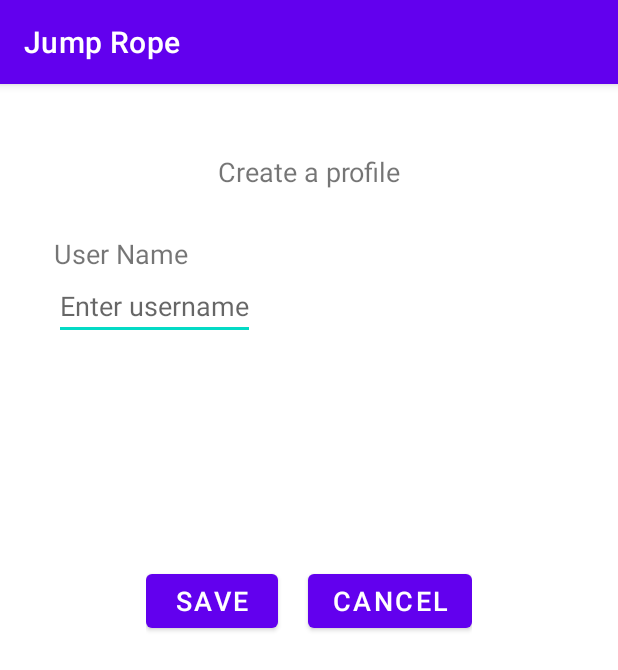
After one commit to faberc/ece-540_wi21_fnl-project, an Android app: the ProfileActivity screen opened directly, with no data from a screen before it, on a phone screen of 412 x 824 dp. The commit adds this screen. Shown: the top 670 px of the screen. Run offline under Robolectric (Android 15) with nearby library versions, the phone set to English and light mode, and no system bars.

Commit message:
Added basic profile activity and starting bluetooth

```diff
--- a/software/AndroidApp/app/build.gradle
+++ b/software/AndroidApp/app/build.gradle
@@ -8,7 +8,7 @@ android {
 
     defaultConfig {
         applicationId "ece558.bthornhill.edu.jumprope"
-        minSdkVersion 19
+        minSdkVersion 21
         targetSdkVersion 30
         versionCode 1
         versionName "1.0"
--- /dev/null
+++ b/software/AndroidApp/app/src/main/java/ece558/bthornhill/edu/jumprope/ProfileActivity.java
@@ -0,0 +1,48 @@
+package ece558.bthornhill.edu.jumprope;
+
+import androidx.appcompat.app.AppCompatActivity;
+
+import android.bluetooth.BluetoothAdapter;
+import android.os.Bundle;
+import android.view.View;
+import android.widget.Button;
+import android.widget.EditText;
+import android.widget.Toast;
+
+public class ProfileActivity extends AppCompatActivity {
+    private static final String TAG = "ProfileActivity";
+
+    private EditText mUserName;
+    private Button mSave;
+    private Button mCancel;
+
+
+    @Override
+    protected void onCreate(Bundle savedInstanceState) {
+        super.onCreate(savedInstanceState);
+        setContentView(R.layout.activity_profile);
+
+        mSave = (Button) findViewById(R.id.button_save);
+        mSave.setOnClickListener(ButtonListener);
+        mCancel = (Button) findViewById(R.id.button_cancel);
+        mCancel.setOnClickListener(ButtonListener);
+
+    }
+
+    View.OnClickListener ButtonListener = new View.OnClickListener() {
+        @Override
+        public void onClick(View v) {
+
+            switch (v.getId()){
+                case R.id.button_save:
+                    // Do saving activity here
+                    Toast.makeText(getApplicationContext(), "Profile saved.", Toast.LENGTH_SHORT).show();
+                    break;
+
+                case R.id.button_cancel:
+                    // Do cancel activity here
+                    break;
+            }
+        }
+    };
+}
--- /dev/null
+++ b/software/AndroidApp/app/src/main/res/layout/activity_profile.xml
@@ -0,0 +1,65 @@
+<?xml version="1.0" encoding="utf-8"?>
+<LinearLayout xmlns:android="http://schemas.android.com/apk/res/android"
+    xmlns:app="http://schemas.android.com/apk/res-auto"
+    android:layout_width="match_parent"
+    android:layout_height="match_parent"
+    android:layout_margin="16dp"
+    android:orientation="vertical">
+
+    <TextView
+        android:id="@+id/profilewelcome"
+        android:layout_width="match_parent"
+        android:layout_height="wrap_content"
+        android:text="Create a profile"
+        android:layout_margin="30dp"
+        android:gravity="center"
+        android:textSize="18sp"/>
+
+    <TextView
+        android:id="@+id/name_text"
+        android:layout_width="match_parent"
+        android:layout_height="wrap_content"
+        android:text="User Name"
+        android:layout_marginLeft="20dp"
+        android:textSize="18sp"/>
+
+    <EditText
+        android:id="@+id/editname"
+        android:layout_width="wrap_content"
+        android:layout_height="wrap_content"
+        android:layout_marginLeft="20dp"
+        android:hint="Enter username"
+        android:inputType="text"/>
+
+<!--    <Button
+        android:id="@+id/button_photo"
+        android:layout_width="wrap_content"
+        android:layout_height="wrap_content"
+        android:layout_marginTop="150dp"
+        android:text="Take a photo"
+        android:textSize="18sp" />-->
+
+    <LinearLayout
+        android:layout_width="wrap_content"
+        android:layout_height="wrap_content"
+        android:layout_marginTop="150dp"
+        android:layout_gravity="center">
+
+        <Button
+            android:id="@+id/button_save"
+            android:layout_width="wrap_content"
+            android:layout_height="wrap_content"
+            android:layout_marginRight="10dp"
+            android:text="Save"
+            android:textSize="18sp" />
+
+        <Button
+            android:id="@+id/button_cancel"
+            android:layout_width="wrap_content"
+            android:layout_height="wrap_content"
+            android:layout_marginLeft="10dp"
+            android:text="Cancel"
+            android:textSize="18sp" />
+    </LinearLayout>
+
+</LinearLayout>
--- a/software/AndroidApp/app/src/main/res/values/strings.xml
+++ b/software/AndroidApp/app/src/main/res/values/strings.xml
@@ -1,5 +1,4 @@
 <resources>
     <string name="app_name">Jump Rope</string>
-    <!-- TODO: Remove or change this placeholder text -->
-    <string name="hello_blank_fragment">Hello blank fragment</string>
+
 </resources>
```
Also changed, not shown: software/AndroidApp/app/src/main/AndroidManifest.xml (+10 -1 lines), software/AndroidApp/app/src/main/java/ece558/bthornhill/edu/jumprope/GameplayActivity.java (+62 -4 lines), software/AndroidApp/app/src/main/res/layout/activity_gameplay.xml (+12 -0 lines), software/AndroidApp/app/src/main/res/layout/activity_main.xml (+10 -0 lines).
